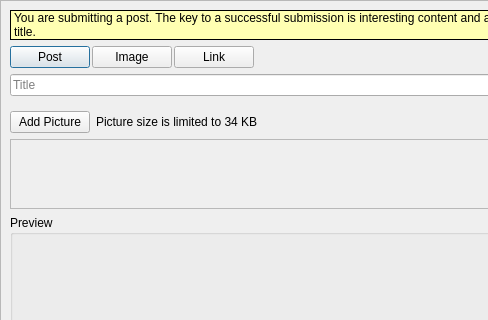
Qt form retroshare-gui/src/gui/Posted/PostedCreatePostDialog.ui (RetroShare/RetroShare) before a commit; both pictures show x 0 to 488 and y 0 to 320 of the 575 by 508 pixel window.
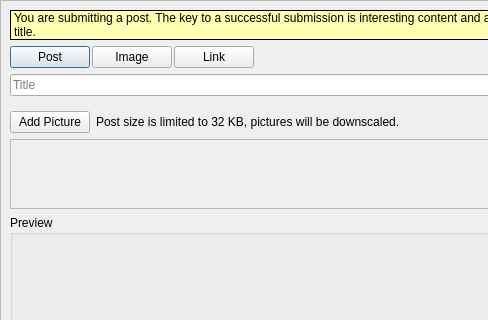
The same form after that commit. The open tabs and pages were chosen to show the change. Icons and pictures are not drawn. Custom widgets are drawn as their Qt base class.

Commit message: Do not allow posting too large messages

Diff of the .ui file:
```diff
--- a/retroshare-gui/src/gui/Posted/PostedCreatePostDialog.ui
+++ b/retroshare-gui/src/gui/Posted/PostedCreatePostDialog.ui
@@ -366,7 +366,7 @@
           <item row="0" column="1">
            <widget class="QLabel" name="label">
             <property name="text">
-             <string>Picture size is limited to 34 KB</string>
+             <string>Post size is limited to 32 KB, pictures will be downscaled.</string>
             </property>
            </widget>
           </item>
```
The commit also changes 2 other files.
